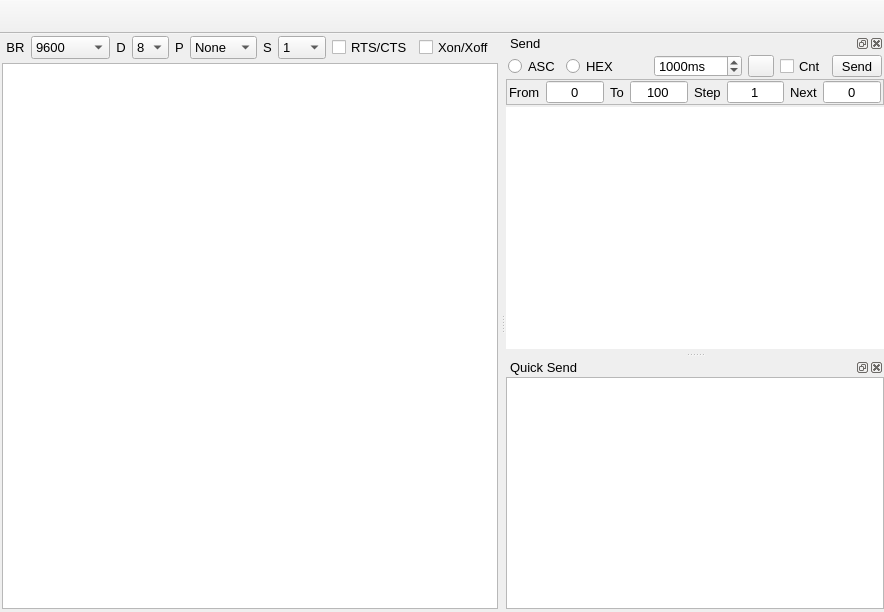
Old version of the form uartvide/ui/mainwindow.ui in the repository gamesun/UartVide.
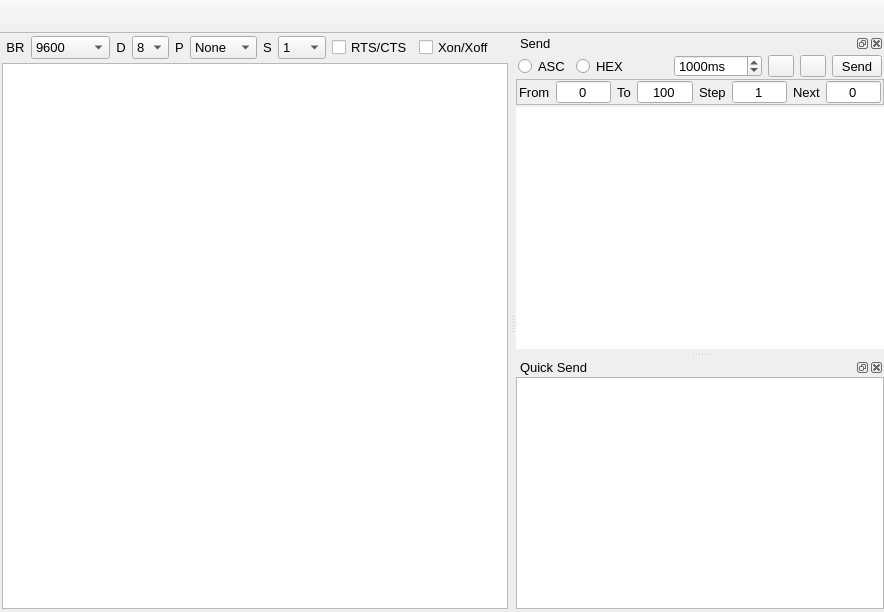
New version of the form. Custom widgets are drawn as their Qt base class.

The edit to the form file:
```diff
--- a/uartvide/ui/mainwindow.ui
+++ b/uartvide/ui/mainwindow.ui
@@ -832,28 +832,22 @@
         </widget>
        </item>
        <item>
-        <widget class="QCheckBox" name="chkLoopCnt">
+        <widget class="UVToggleButton" name="btnLoopCnt">
          <property name="minimumSize">
           <size>
-           <width>0</width>
+           <width>26</width>
            <height>22</height>
           </size>
          </property>
          <property name="maximumSize">
           <size>
-           <width>16777215</width>
+           <width>26</width>
            <height>22</height>
           </size>
          </property>
          <property name="mouseTracking">
           <bool>true</bool>
          </property>
-         <property name="text">
-          <string notr="true">Cnt</string>
-         </property>
-         <property name="autoExclusive">
-          <bool>false</bool>
-         </property>
         </widget>
        </item>
        <item>
```
